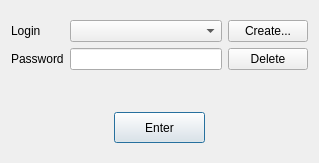
The window that dialogs/passworddialog.ui (AskePit/PassBook) describes before a commit, drawn with Qt 5.
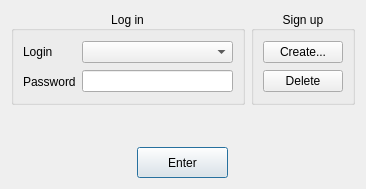
The same window after the commit.

```diff
--- a/dialogs/passworddialog.ui
+++ b/dialogs/passworddialog.ui
@@ -6,8 +6,8 @@
    <rect>
     <x>0</x>
     <y>0</y>
-    <width>319</width>
-    <height>163</height>
+    <width>366</width>
+    <height>189</height>
    </rect>
   </property>
   <property name="minimumSize">
@@ -25,18 +25,54 @@
   <property name="windowTitle">
    <string>Pass Book</string>
   </property>
+  <layout class="QVBoxLayout" name="verticalLayout_3">
+   <item>
   <layout class="QVBoxLayout" name="verticalLayout_2">
-   <property name="topMargin">
-    <number>0</number>
-   </property>
-   <property name="bottomMargin">
-    <number>0</number>
-   </property>
+     <item>
+      <layout class="QHBoxLayout" name="horizontalLayout">
+       <item>
+        <widget class="QGroupBox" name="groupBox">
+         <property name="title">
+          <string>Log in</string>
+         </property>
+         <property name="alignment">
+          <set>Qt::AlignCenter</set>
+         </property>
+         <layout class="QHBoxLayout" name="horizontalLayout_2">
    <item>
-    <layout class="QVBoxLayout" name="verticalLayout">
+           <layout class="QVBoxLayout" name="verticalLayout_4">
      <item>
-      <layout class="QGridLayout" name="gridLayout">
-       <item row="1" column="1">
+             <widget class="QLabel" name="loginLabel">
+              <property name="text">
+               <string>Login</string>
+              </property>
+              <property name="alignment">
+               <set>Qt::AlignLeading|Qt::AlignLeft|Qt::AlignVCenter</set>
+              </property>
+             </widget>
+            </item>
+            <item>
+             <widget class="QLabel" name="passwordLabel">
+              <property name="text">
+               <string>Password</string>
+              </property>
+              <property name="alignment">
+               <set>Qt::AlignLeading|Qt::AlignLeft|Qt::AlignVCenter</set>
+              </property>
+             </widget>
+            </item>
+           </layout>
+          </item>
+          <item>
+           <layout class="QVBoxLayout" name="verticalLayout_5">
+            <item>
+             <widget class="QComboBox" name="loginBox">
+              <property name="editable">
+               <bool>false</bool>
+              </property>
+             </widget>
+            </item>
+            <item>
         <widget class="QLineEdit" name="passwordLine">
          <property name="locale">
           <locale language="English" country="UnitedStates"/>
@@ -49,17 +85,33 @@
          </property>
         </widget>
        </item>
-       <item row="1" column="0">
-        <widget class="QLabel" name="passwordLabel">
-         <property name="text">
-          <string>Password</string>
+           </layout>
+          </item>
+         </layout>
+         <zorder></zorder>
+         <zorder></zorder>
+        </widget>
+       </item>
+       <item>
+        <widget class="QGroupBox" name="groupBox_2">
+         <property name="title">
+          <string>Sign up</string>
          </property>
          <property name="alignment">
-          <set>Qt::AlignLeading|Qt::AlignLeft|Qt::AlignVCenter</set>
+          <set>Qt::AlignCenter</set>
+         </property>
+         <layout class="QVBoxLayout" name="verticalLayout">
+          <property name="spacing">
+           <number>6</number>
+          </property>
+          <item>
+           <widget class="QPushButton" name="createButton">
+            <property name="text">
+             <string>Create...</string>
          </property>
         </widget>
        </item>
-       <item row="1" column="2">
+          <item>
         <widget class="QPushButton" name="deleteButton">
          <property name="text">
           <string>Delete</string>
@@ -72,28 +124,7 @@
          </property>
         </widget>
        </item>
-       <item row="0" column="2">
-        <widget class="QPushButton" name="createButton">
-         <property name="text">
-          <string>Create...</string>
-         </property>
-        </widget>
-       </item>
-       <item row="0" column="0">
-        <widget class="QLabel" name="loginLabel">
-         <property name="text">
-          <string>Login</string>
-         </property>
-         <property name="alignment">
-          <set>Qt::AlignLeading|Qt::AlignLeft|Qt::AlignVCenter</set>
-         </property>
-        </widget>
-       </item>
-       <item row="0" column="1">
-        <widget class="QComboBox" name="loginBox">
-         <property name="editable">
-          <bool>false</bool>
-         </property>
+         </layout>
         </widget>
        </item>
       </layout>
```
Lines whose indentation alone changed are shown as unchanged.
